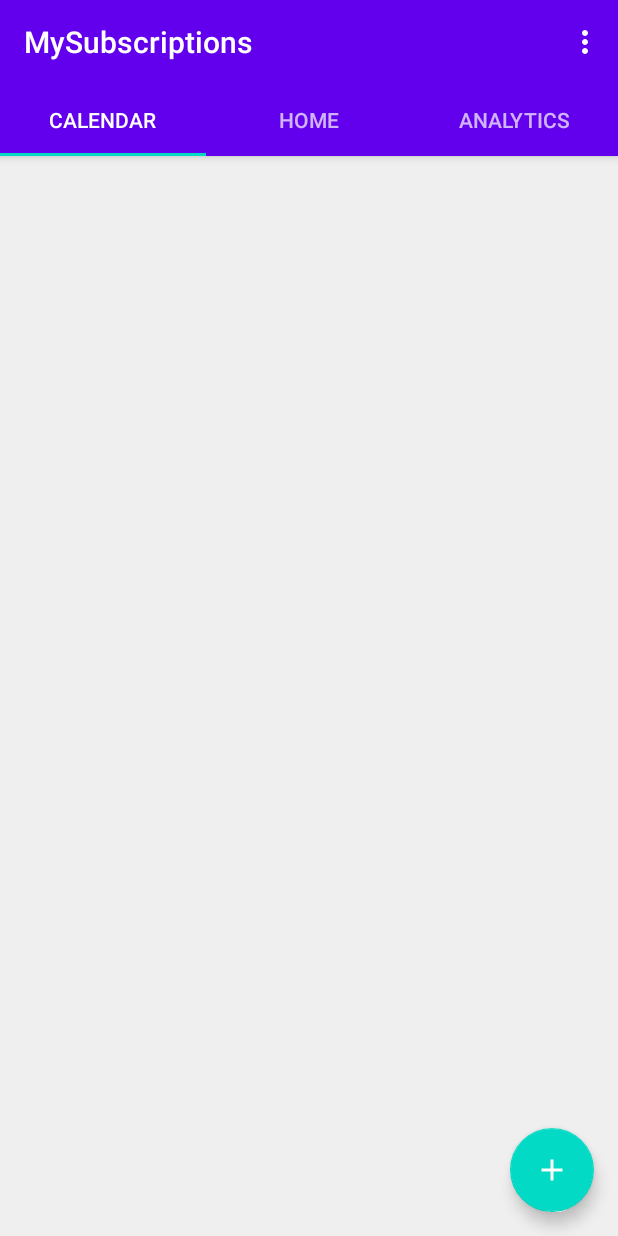
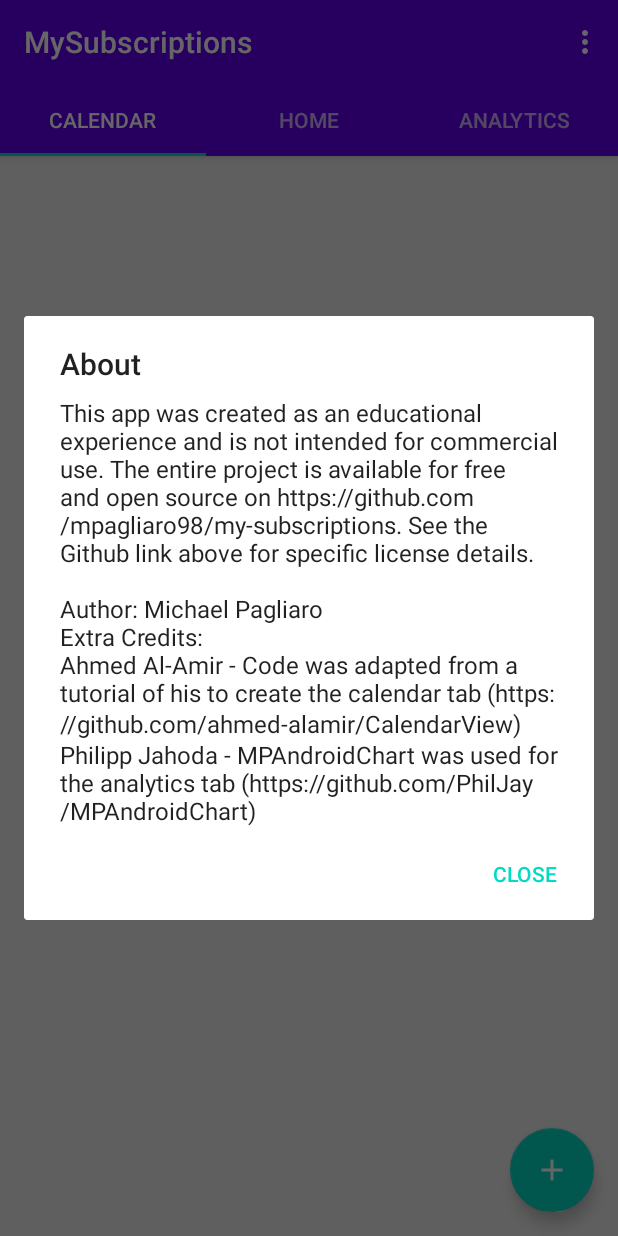
Before and after one commit to mpagliaro98/my-subscriptions, an Android app: the screen it shows after launch (MainActivity), in the options menu, after a tap on "About", on a phone screen of 412 x 824 dp. Run offline under Robolectric (Android 15) with nearby library versions, the phone set to English and light mode, and no system bars; 1 statement that could not run was skipped.

Commit message:
Created an About dialog and wrote the About text.

```diff
--- a/app/src/main/java/com/mpagliaro98/mysubscriptions/ui/MainActivity.java
+++ b/app/src/main/java/com/mpagliaro98/mysubscriptions/ui/MainActivity.java
@@ -6,6 +6,7 @@ import android.content.Context;
 import android.content.Intent;
 import android.os.Bundle;
 import com.google.android.material.tabs.TabLayout;
+import androidx.appcompat.app.AlertDialog;
 import androidx.fragment.app.Fragment;
 import androidx.viewpager.widget.ViewPager;
 import androidx.appcompat.app.AppCompatActivity;
@@ -159,19 +160,42 @@ public class MainActivity extends AppCompatActivity {
         moveTaskToBack(true);
     }
 
+    /**
+     * Creates the options menu for the main tab, which displays the dropdown list with
+     * settings and about options in the top right corner.
+     * @param menu the menu to inflate
+     * @return true if it succeeded, false otherwise
+     */
     @Override
     public boolean onCreateOptionsMenu(Menu menu) {
         getMenuInflater().inflate(R.menu.menu_items, menu);
         return super.onCreateOptionsMenu(menu);
     }
 
+    /**
+     * Called when a menu item is selected. For the main activity, this will either be the
+     * settings or the about option. When settings is pressed, it will launch the settings
+     * page, and when about is pressed, it will launch a dialog.
+     * @param item the item that was selected on the menu
+     * @return true if it succeeded, false otherwise
+     */
     @Override
     public boolean onOptionsItemSelected(MenuItem item) {
         int id = item.getItemId();
+        // When the settings item is pressed, launch the settings page
         if (id == R.id.menu_settings) {
             System.out.println("SETTINGS");
-        } else if (id == R.id.menu_about) {
-            System.out.println("ABOUT");
+        }
+        // When the about item is pressed, launch a dialog with about info
+        else if (id == R.id.menu_about) {
+            String message = getString(R.string.menu_about_text1) + "\n\n" + getString(R.string.menu_about_text2) +
+                    "\n" + getString(R.string.menu_about_text3) + "\n" + getString(R.string.menu_about_text4) +
+                    "\n" + getString(R.string.menu_about_text5);
+            new AlertDialog.Builder(this)
+                    .setTitle(R.string.menu_about)
+                    .setMessage(message)
+                    .setPositiveButton(R.string.close, null)
+                    .show();
         }
         return super.onOptionsItemSelected(item);
     }
--- a/app/src/main/res/values/strings.xml
+++ b/app/src/main/res/values/strings.xml
@@ -12,11 +12,21 @@
     <string name="yes">Yes</string>
     <string name="ok">OK</string>
     <string name="retry">RETRY</string>
+    <string name="close">Close</string>
     <string name="unimplemented">That feature is not yet implemented.</string>
 
     <!-- Menu item strings -->
     <string name="menu_settings">Settings</string>
     <string name="menu_about">About</string>
+    <string name="menu_about_text1">This app was created as an educational experience and is not intended for commercial use.
+        The entire project is available for free and open source on https://github.com/mpagliaro98/my-subscriptions.
+        See the Github link above for specific license details.</string>
+    <string name="menu_about_text2">Author: Michael Pagliaro</string>
+    <string name="menu_about_text3">Extra Credits:</string>
+    <string name="menu_about_text4">Ahmed Al-Amir - Code was adapted from a tutorial of his to create the calendar tab
+        (https://github.com/ahmed-alamir/CalendarView)</string>
+    <string name="menu_about_text5">Philipp Jahoda - MPAndroidChart was used for the analytics tab
+        (https://github.com/PhilJay/MPAndroidChart)</string>
 
     <!-- Create page strings -->
     <string name="create_button">Create Subscription</string>
```
